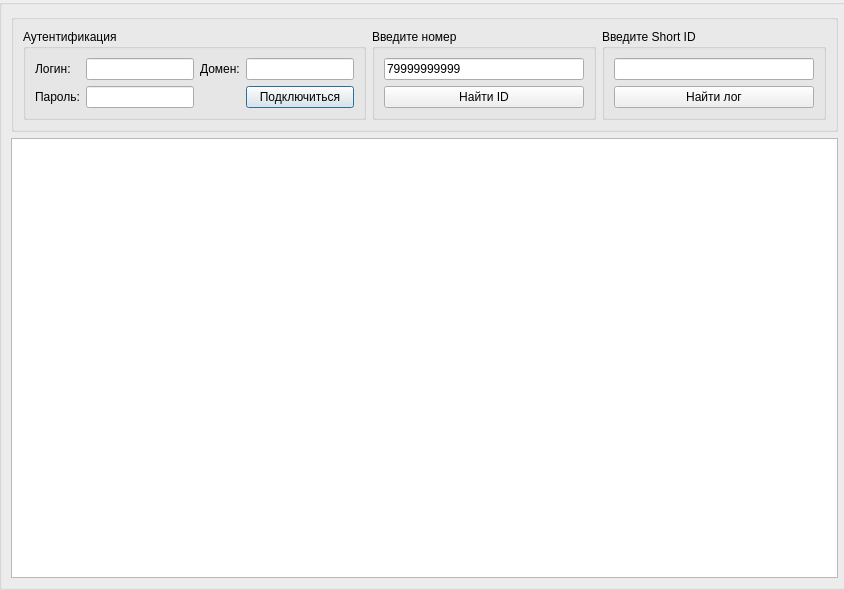
The window that UI_design/untitled.ui (danilfg/UI_ssh_for_eltex) describes before a commit, drawn with Qt 5.
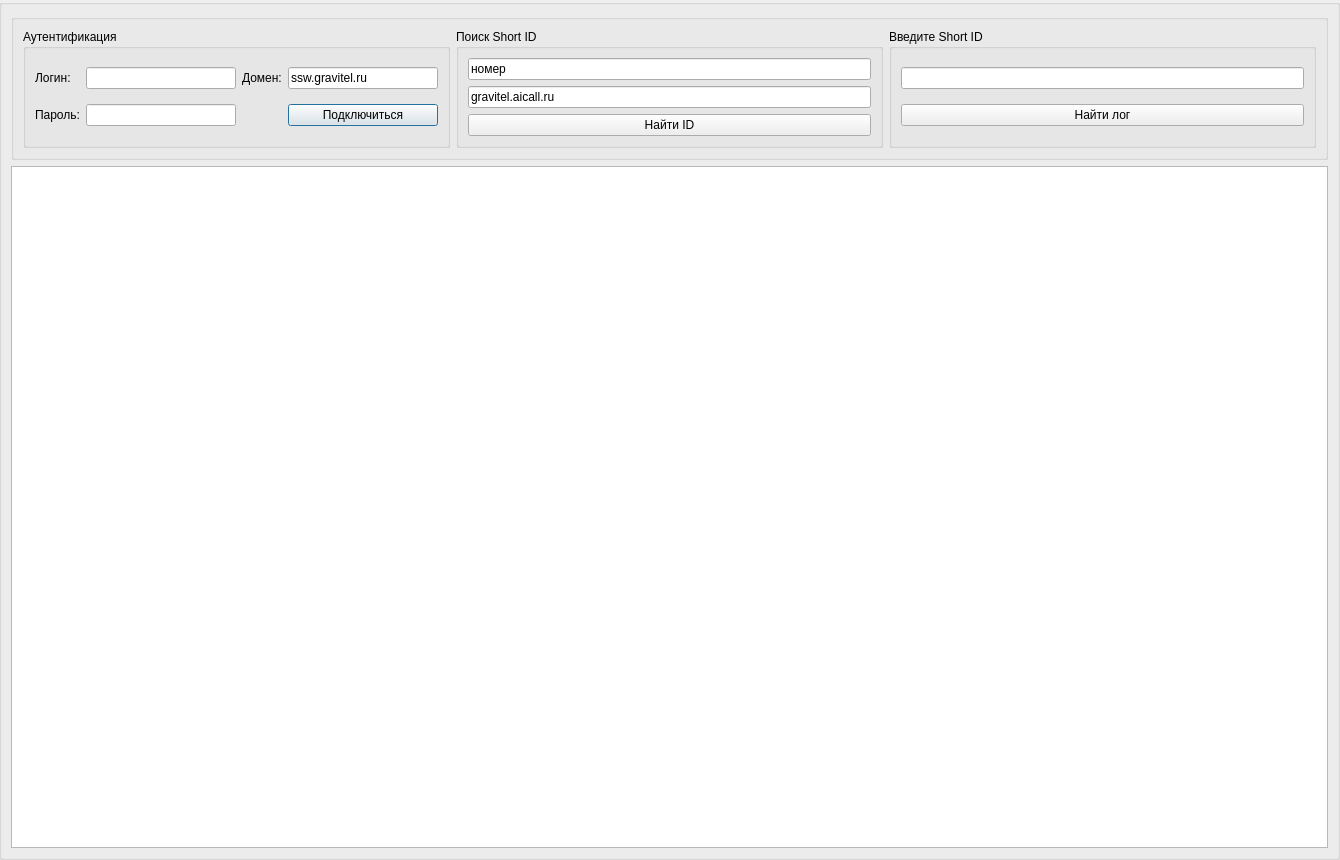
The same window after the commit.

What changed in the file:
```diff
--- a/UI_design/untitled.ui
+++ b/UI_design/untitled.ui
@@ -6,8 +6,8 @@
    <rect>
     <x>0</x>
     <y>0</y>
-    <width>844</width>
-    <height>590</height>
+    <width>1340</width>
+    <height>860</height>
    </rect>
   </property>
   <property name="windowTitle">
@@ -18,8 +18,8 @@
     <rect>
      <x>-1</x>
      <y>-1</y>
-     <width>851</width>
-     <height>591</height>
+     <width>1341</width>
+     <height>861</height>
     </rect>
    </property>
    <property name="title">
@@ -56,7 +56,11 @@
            </widget>
           </item>
           <item row="0" column="3">
-           <widget class="QLineEdit" name="domainSSH"/>
+           <widget class="QLineEdit" name="domainSSH">
+            <property name="text">
+             <string>ssw.gravitel.ru</string>
+            </property>
+           </widget>
           </item>
           <item row="1" column="0">
            <widget class="QLabel" name="label_3">
@@ -85,23 +89,30 @@
        <item row="0" column="1">
         <widget class="QGroupBox" name="groupBox_2">
          <property name="title">
-          <string>Введите номер</string>
+          <string>Поиск Short ID</string>
          </property>
          <layout class="QGridLayout" name="gridLayout_3">
           <item row="0" column="0">
            <widget class="QLineEdit" name="numberSSH">
             <property name="text">
-             <string>79999999999</string>
+             <string>номер</string>
             </property>
            </widget>
           </item>
-          <item row="1" column="0">
+          <item row="2" column="0">
            <widget class="QPushButton" name="foundID">
             <property name="text">
              <string>Найти ID</string>
             </property>
            </widget>
           </item>
+          <item row="1" column="0">
+           <widget class="QLineEdit" name="foundDomainSSH">
+            <property name="text">
+             <string>gravitel.aicall.ru</string>
+            </property>
+           </widget>
+          </item>
          </layout>
         </widget>
        </item>
@@ -131,7 +142,7 @@
      <widget class="QTextBrowser" name="outputWindow">
       <property name="font">
        <font>
-        <family>Arial</family>
+        <family>Consolas</family>
        </font>
       </property>
       <property name="mouseTracking">
@@ -147,8 +158,8 @@
        <string>&lt;!DOCTYPE HTML PUBLIC &quot;-//W3C//DTD HTML 4.0//EN&quot; &quot;http://www.w3.org/TR/REC-html40/strict.dtd&quot;&gt;
 &lt;html&gt;&lt;head&gt;&lt;meta name=&quot;qrichtext&quot; content=&quot;1&quot; /&gt;&lt;style type=&quot;text/css&quot;&gt;
 p, li { white-space: pre-wrap; }
-&lt;/style&gt;&lt;/head&gt;&lt;body style=&quot; font-family:'Arial'; font-size:8.25pt; font-weight:400; font-style:normal;&quot;&gt;
-&lt;p style=&quot;-qt-paragraph-type:empty; margin-top:0px; margin-bottom:0px; margin-left:0px; margin-right:0px; -qt-block-indent:0; text-indent:0px;&quot;&gt;&lt;br /&gt;&lt;/p&gt;&lt;/body&gt;&lt;/html&gt;</string>
+&lt;/style&gt;&lt;/head&gt;&lt;body style=&quot; font-family:'Consolas'; font-size:8.25pt; font-weight:400; font-style:normal;&quot;&gt;
+&lt;p style=&quot;-qt-paragraph-type:empty; margin-top:0px; margin-bottom:0px; margin-left:0px; margin-right:0px; -qt-block-indent:0; text-indent:0px; font-family:'Arial';&quot;&gt;&lt;br /&gt;&lt;/p&gt;&lt;/body&gt;&lt;/html&gt;</string>
       </property>
      </widget>
     </item>
```
